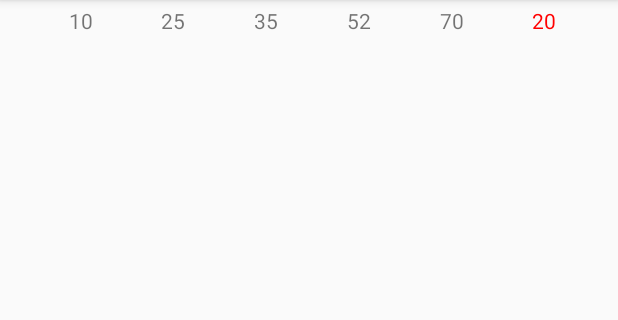
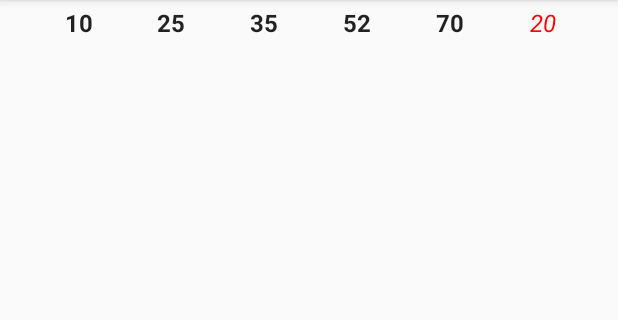
Before and after one commit to rebfarish/mega-millions, an Android app: the screen it shows after launch (MainActivity), after a tap on an icon or button, on a phone screen of 412 x 824 dp, the part 84-404 px from its top. Run offline under Robolectric (Android 15) with nearby library versions, the phone set to English and light mode, and no system bars; our stand-ins replace Room's generated code; libraries missing offline, so code that uses them is left out: com.facebook.stetho; 1 statement that could not run was skipped.

Commit message:
fixed deletion bug, changed formatting in strings file.

```diff
--- a/app/src/main/java/deepdive/cnm/edu/megamillions/controller/MainActivity.java
+++ b/app/src/main/java/deepdive/cnm/edu/megamillions/controller/MainActivity.java
@@ -31,7 +31,7 @@ public class MainActivity extends AppCompatActivity {
   private Generator generator;
   private RecyclerView pickListView;
   private PickAdapter adapter;
-  private List<int[]> picks;
+  private List<PickAndNumbers> picks;
   private Random rng;
   private PickDatabase database;
 
@@ -89,20 +89,16 @@ public class MainActivity extends AppCompatActivity {
     super.onStop();
   }
 
+  public void deletePick(int position, Pick pick){
+    new DeleteTask(position).execute(pick);
+  }
+
   private class QueryTask extends AsyncTask<Void, Void, List<PickAndNumbers>> {
 
     @Override
     protected void onPostExecute(List<PickAndNumbers> pickAndNumbers) {
-      //FIXME Assume less with data model.
       picks.clear();
-      for (PickAndNumbers pick : pickAndNumbers) {
-        int[] numbers = new int[pick.getNumbers().size()];
-        int index = 0;
-        for (PickNumber number : pick.getNumbers()){
-          numbers[index ++] = number.getValue();
-        }
-        picks.add(numbers);
-      }
+      picks.addAll(pickAndNumbers);
       adapter.notifyDataSetChanged();
     }
 
@@ -111,16 +107,16 @@ public class MainActivity extends AppCompatActivity {
       return database.getPickDao().selectWithNumbers();
     }
   }
-  private class AddTask extends AsyncTask<int[], Void, int[]> {
+  private class AddTask extends AsyncTask<int[], Void, PickAndNumbers> {
 
     @Override
-    protected void onPostExecute(int[] numbers) {
-      picks.add(numbers);
+    protected void onPostExecute(PickAndNumbers pick) {
+      picks.add(pick);
       adapter.notifyItemInserted(picks.size() - 1);
     }
 
     @Override
-    protected int[] doInBackground(int[]... ints) {
+    protected PickAndNumbers doInBackground(int[]... ints) {
      int[] numbers = ints[0];
       Pick pick = new Pick();
       long pickId = database.getPickDao().insert(pick);
@@ -133,7 +129,34 @@ public class MainActivity extends AppCompatActivity {
         pickNumbers.add(pickNumber);
       }
       database.getPickNumberDao().insert(pickNumbers);
-      return numbers;
+      PickAndNumbers pickAndNumbers = new PickAndNumbers();
+      pickAndNumbers.setPick(pick);
+      pickAndNumbers.setNumbers(pickNumbers);
+      return pickAndNumbers;
+    }
+  }
+
+  private class DeleteTask extends AsyncTask<Pick, Void, Integer>{
+
+    private int position;
+
+    public DeleteTask(int posititon) {
+      this.position = posititon;
+    }
+
+    @Override
+    protected void onPostExecute(Integer integer) {
+      super.onPostExecute(integer);
+      // TODO Deal with input parameter
+      picks.remove(position);
+      adapter.notifyItemRemoved(position);
+      adapter.notifyItemChanged(position, picks.size() - position);
+    }
+
+    @Override
+    protected Integer doInBackground(Pick... picks) {
+      // TODO Deal with null or no picks.
+      return database.getPickDao().delete(picks[0]);
     }
   }
 }
--- a/app/src/main/java/deepdive/cnm/edu/megamillions/model/dao/PickNumberDao.java
+++ b/app/src/main/java/deepdive/cnm/edu/megamillions/model/dao/PickNumberDao.java
@@ -5,7 +5,10 @@ import android.arch.persistence.room.Delete;
 import android.arch.persistence.room.Insert;
 import android.arch.persistence.room.OnConflictStrategy;
 import android.arch.persistence.room.Query;
+import android.arch.persistence.room.Transaction;
+import deepdive.cnm.edu.megamillions.model.entity.Pick;
 import deepdive.cnm.edu.megamillions.model.entity.PickNumber;
+import deepdive.cnm.edu.megamillions.model.pojo.PickAndNumbers;
 import java.util.List;
 
 @Dao
@@ -20,5 +23,4 @@ public interface PickNumberDao {
   @Delete
   int delete(List<PickNumber> number);
 
-
 }
--- a/app/src/main/java/deepdive/cnm/edu/megamillions/view/PickAdapter.java
+++ b/app/src/main/java/deepdive/cnm/edu/megamillions/view/PickAdapter.java
@@ -4,6 +4,7 @@ import android.content.Context;
 import android.graphics.Color;
 import android.os.AsyncTask;
 import android.support.annotation.NonNull;
+import android.support.v4.content.ContextCompat;
 import android.support.v7.app.AppCompatActivity;
 import android.support.v7.widget.RecyclerView;
 import android.view.ContextMenu;
@@ -13,16 +14,18 @@ import android.view.View;
 import android.view.ViewGroup;
 import android.widget.TextView;
 import deepdive.cnm.edu.megamillions.R;
+import deepdive.cnm.edu.megamillions.controller.MainActivity;
+import deepdive.cnm.edu.megamillions.model.entity.PickNumber;
+import deepdive.cnm.edu.megamillions.model.pojo.PickAndNumbers;
 import java.util.Arrays;
 import java.util.List;
 
 public class PickAdapter extends RecyclerView.Adapter<PickAdapter.Holder> {
 
   private Context context;
-  private List<int[]> picks;
+  private List<PickAndNumbers> picks;
 
-  //TODO Modify to take List<PickWithNumbers>.
-  public PickAdapter(Context context, List<int[]> picks) {
+  public PickAdapter(Context context, List<PickAndNumbers> picks) {
     this.context = context;
     this.picks = picks;
 
@@ -35,13 +38,15 @@ public class PickAdapter extends RecyclerView.Adapter<PickAdapter.Holder> {
     return new Holder(view);
   }
 
+
   @Override
   public void onBindViewHolder(@NonNull Holder holder, int position) {
-    holder.bind(); //TODO Pass current PickWithNumbers instance.
-    if (position % 2 ==1){
-      holder.itemView.setBackgroundColor(Color.argb(32,0,0,0));
-    }
-    //TODO see if there's a better way to do alternate-row shading.
+    holder.bind(); // TODO Pass current PickWithNumbers instance.
+    // TODO Note that ternary (or if-else) is needed to deal with re-bound holders.
+    int background = (position % 2 == 0)
+        ? ContextCompat.getColor(context, R.color.pickBackground)
+        : ContextCompat.getColor(context, R.color.pickBackgroundAlternate);
+    holder.itemView.setBackgroundColor(background);
   }
 
   @Override
@@ -54,6 +59,7 @@ public class PickAdapter extends RecyclerView.Adapter<PickAdapter.Holder> {
 
     private static final int PICK_LENGTH = 6;
 
+    private PickAndNumbers pick;
     private TextView[] numbers;
 
     public Holder(@NonNull View view) {
@@ -67,23 +73,23 @@ public class PickAdapter extends RecyclerView.Adapter<PickAdapter.Holder> {
 
     }
 
-    private void bind(){
-      //TODO Use PickWithNumbers instance.
-      int[] numbers = picks.get(getAdapterPosition());
-      for (int i = 0; i < numbers.length; i++){
-        this.numbers[i].setText(Integer.toString(numbers[i]));
-        //TODO format string to have length of two digits with 0 padding i.e. 7 = 07
+    private void bind() {
+      // TODO Use PickWithNumbers instance.
+      pick = picks.get(getAdapterPosition());
+      List<PickNumber> numbers = pick.getNumbers();
+      int index = 0;
+      for (PickNumber pickNumber : numbers) {
+        this.numbers[index++]
+            .setText(context.getString(R.string.pick_number_format, pickNumber.getValue()));
       }
     }
 
     @Override
     public void onCreateContextMenu(ContextMenu menu, View v, ContextMenuInfo menuInfo) {
       menu.add(R.string.delete_pick).setOnMenuItemClickListener((item) -> {
-        picks.remove(getAdapterPosition());
-        notifyItemRemoved(getAdapterPosition());
+        ((MainActivity) context).deletePick(getAdapterPosition(),pick.getPick());
         return true;
       });
     }
   }
-//TODO Create DeleteTask that takes a PickWithNumbers instance.
 }
--- a/app/src/main/res/layout/pick_item.xml
+++ b/app/src/main/res/layout/pick_item.xml
@@ -56,35 +56,40 @@
     android:id="@+id/num_0"
     android:layout_width="wrap_content"
     android:layout_height="wrap_content"
+    style="@style/PickNumber"
     app:layout_constraintEnd_toEndOf="@id/guideline_0"/>
 
   <TextView
     android:id="@+id/num_1"
     android:layout_width="wrap_content"
     android:layout_height="wrap_content"
+    style="@style/PickNumber"
     app:layout_constraintEnd_toEndOf="@id/guideline_1"/>
 
   <TextView
     android:id="@+id/num_2"
     android:layout_width="wrap_content"
     android:layout_height="wrap_content"
+    style="@style/PickNumber"
     app:layout_constraintEnd_toEndOf="@id/guideline_2"/>
 
   <TextView
     android:id="@+id/num_3"
     android:layout_width="wrap_content"
     android:layout_height="wrap_content"
+    style="@style/PickNumber"
     app:layout_constraintEnd_toEndOf="@id/guideline_3"/>
 
   <TextView
     android:id="@+id/num_4"
     android:layout_width="wrap_content"
     android:layout_height="wrap_content"
+    style="@style/PickNumber"
     app:layout_constraintEnd_toEndOf="@id/guideline_4"/>
 
   <TextView
     android:id="@+id/num_5"
-    android:textColor="#FF0000"
+    style="@style/SupplementaryPickNumber"
     android:layout_width="wrap_content"
     android:layout_height="wrap_content"
     app:layout_constraintEnd_toEndOf="@id/guideline_5"/>
--- a/app/src/main/res/menu/menu_main.xml
+++ b/app/src/main/res/menu/menu_main.xml
@@ -5,6 +5,6 @@
   <item
     android:id="@+id/action_clear"
     android:orderInCategory="100"
-    android:title="@string/clear"
+    android:title="@string/clear_all_picks"
     app:showAsAction="never"/>
 </menu>
--- a/app/src/main/res/values/colors.xml
+++ b/app/src/main/res/values/colors.xml
@@ -3,4 +3,6 @@
   <color name="colorPrimary">#3F51B5</color>
   <color name="colorPrimaryDark">#303F9F</color>
   <color name="colorAccent">#FF4081</color>
+  <color name="pickBackground">#00FFFFFF</color>
+  <color name="pickBackgroundAlternate">#10000000</color>
 </resources>
--- a/app/src/main/res/values/strings.xml
+++ b/app/src/main/res/values/strings.xml
@@ -1,6 +1,7 @@
 <resources>
   <string name="app_name">MegaMillions</string>
   <string name="action_settings">Settings</string>
-  <string name="clear">Clear</string>
+  <string name="clear_all_picks">Clear</string>
   <string name="delete_pick">Delete</string>
+  <string name="pick_number_format">%02d</string>
 </resources>
--- a/app/src/main/res/values/styles.xml
+++ b/app/src/main/res/values/styles.xml
@@ -13,6 +13,17 @@
     <item name="windowNoTitle">true</item>
   </style>
 
+  <style name="PickNumber" parent="AppTheme">
+    <item name="android:textSize">16sp</item>
+    <item name="android:textStyle">bold</item>
+  </style>
+
+  <style name="SupplementaryPickNumber" parent="PickNumber">
+    <item name="android:textStyle">italic</item>
+    <item name="android:textColor">#FF0000</item>
+  </style>
+
+
   <style name="AppTheme.AppBarOverlay" parent="ThemeOverlay.AppCompat.Dark.ActionBar"/>
 
   <style name="AppTheme.PopupOverlay" parent="ThemeOverlay.AppCompat.Light"/>
```
